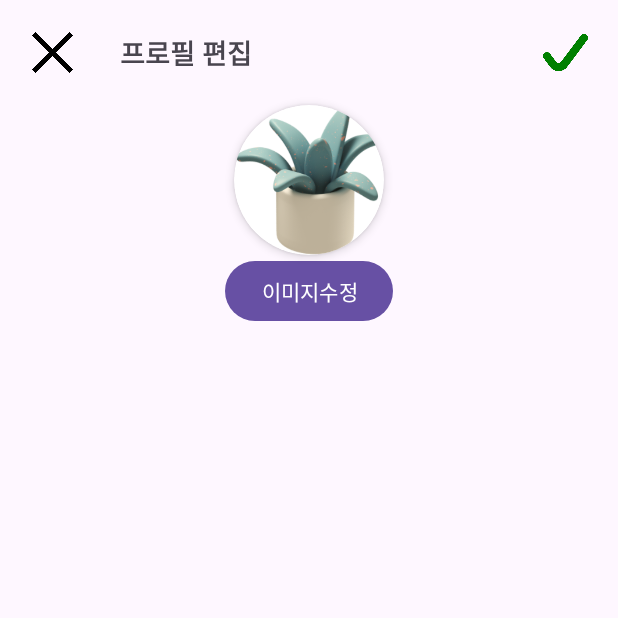
After one commit to devil7861/ProjectTiatS, an Android app: the ProfileEditActivity screen opened directly, with no data from a screen before it, on a phone screen of 412 x 824 dp, the top half of it. The commit adds this screen. Run offline under Robolectric (Android 15) with nearby library versions, the phone set to English and light mode, and no system bars.

Commit message:
ver1.6 수정사항 1. 댓글달기 버튼을 누를때 한번에 작동되게 변경 2. 댓글달기 버튼을 누르면 닫기로 텍스트 변경, 다시 누르면 댓글달기로 변경 3. 프로필페이지에서 프로필수정버튼을 눌러서 프로필 수정페이지로 이동하게 수정
추가사항
1. 프로필수정 페이지(액티비티, 레이아웃) 생성
2. 프로필 이미지 디바이스에서 이미지를 가져와서 선택가능(데이터베이스저장 x)

```diff
--- a/app/src/main/AndroidManifest.xml
+++ b/app/src/main/AndroidManifest.xml
@@ -16,6 +16,9 @@
         android:theme="@style/Theme.NEWPTS"
         android:usesCleartextTraffic="true"
         tools:targetApi="31">
+        <activity
+            android:name=".ProfileFragment.ProfileEditActivity"
+            android:exported="false" />
         <activity
             android:name=".ViewInfoPlantActivity"
             android:exported="false" />
--- a/app/src/main/java/com/jica/newpts/MainFragment/ProfileFragment.java
+++ b/app/src/main/java/com/jica/newpts/MainFragment/ProfileFragment.java
@@ -34,6 +34,7 @@ import com.google.firebase.firestore.QueryDocumentSnapshot;
 import com.google.firebase.firestore.QuerySnapshot;
 import com.jica.newpts.CommunityFragment.CommunitySearchActivity;
 import com.jica.newpts.ProfileFragment.ChatRommListFragment;
+import com.jica.newpts.ProfileFragment.ProfileEditActivity;
 import com.jica.newpts.ProfileFragment.SearchDialog;
 import com.jica.newpts.R;
 import com.jica.newpts.TabLayoutActivity;
@@ -55,7 +56,7 @@ public class ProfileFragment extends Fragment {
     private FirebaseAuth firebaseAuth;
     private FirebaseFirestore db;
     LinearLayout llFPLogoutLayout, llFPMyBoard, llFPLoginWarning, llFPMyWork;
-    Button btnFPGotoLogin, btnFPLogout;
+    Button btnFPGotoLogin, btnFPLogout, btnFPEditProfile;
     String menuChoice[] = {"채팅상대 선택", "채팅접속"};
     List<String> selectUser = new ArrayList<>();
 
@@ -85,6 +86,7 @@ public class ProfileFragment extends Fragment {
         tvFPMyName = view.findViewById(R.id.tvFPMyName);
         llFPLoginWarning = view.findViewById(R.id.llFPLoginWarning);
         llFPMyWork = view.findViewById(R.id.llFPMyWork);
+        btnFPEditProfile = view.findViewById(R.id.btnFPEditProfile);
 
         // 원본데이터 만들기
         MenuData = (List<String>) Arrays.asList("유저채팅", "전문가 등록/취소", "고객센터", "알림센터", "어플설정", "회원탈퇴");
@@ -191,6 +193,13 @@ public class ProfileFragment extends Fragment {
                 } else {
                     Toast.makeText(requireContext(), "채팅기능을 사용하기위해서는\n 로그인을 해주세요", Toast.LENGTH_SHORT).show();
                 }
+            }
+        });
+        btnFPEditProfile.setOnClickListener(new View.OnClickListener() {
+            @Override
+            public void onClick(View view) {
+                Intent intent = new Intent(requireContext(), ProfileEditActivity.class);
+                startActivity(intent);
             }
         });
 
--- /dev/null
+++ b/app/src/main/java/com/jica/newpts/ProfileFragment/ProfileEditActivity.java
@@ -0,0 +1,64 @@
+package com.jica.newpts.ProfileFragment;
+
+import androidx.annotation.Nullable;
+import androidx.appcompat.app.AppCompatActivity;
+import androidx.cardview.widget.CardView;
+
+import android.content.Intent;
+import android.graphics.Bitmap;
+import android.net.Uri;
+import android.os.Bundle;
+import android.provider.MediaStore;
+import android.view.View;
+import android.widget.Button;
+import android.widget.ImageView;
+
+import com.jica.newpts.R;
+
+public class ProfileEditActivity extends AppCompatActivity {
+
+    private CardView cvAPECardView;
+    private ImageView ivAPEProfilePhoto;
+    private Button btnAPEEditPhoto;
+    private static final int PICK_IMAGE_REQUEST = 1;
+
+    @Override
+    protected void onCreate(Bundle savedInstanceState) {
+        super.onCreate(savedInstanceState);
+        setContentView(R.layout.activity_profile_edit);
+
+        cvAPECardView = findViewById(R.id.cvAPECardView);
+        ivAPEProfilePhoto = findViewById(R.id.ivAPEProfilePhoto);
+        btnAPEEditPhoto = findViewById(R.id.btnAPEEditPhoto);
+
+        btnAPEEditPhoto.setOnClickListener(new View.OnClickListener() {
+            @Override
+            public void onClick(View view) {
+                openGallery();
+            }
+        });
+    }
+
+    // 갤러리 열기
+    private void openGallery() {
+        Intent galleryIntent = new Intent(Intent.ACTION_PICK, MediaStore.Images.Media.EXTERNAL_CONTENT_URI);
+        startActivityForResult(galleryIntent, PICK_IMAGE_REQUEST);
+    }
+
+    // 갤러리에서 선택한 이미지 처리
+    @Override
+    protected void onActivityResult(int requestCode, int resultCode, @Nullable Intent data) {
+        super.onActivityResult(requestCode, resultCode, data);
+
+        if (requestCode == PICK_IMAGE_REQUEST && resultCode == RESULT_OK && data != null && data.getData() != null) {
+            Uri imageUri = data.getData();
+            try {
+                // 선택한 이미지를 비트맵으로 로드하여 ImageView에 설정
+                Bitmap bitmap = MediaStore.Images.Media.getBitmap(this.getContentResolver(), imageUri);
+                ivAPEProfilePhoto.setImageBitmap(bitmap);
+            } catch (Exception e) {
+                e.printStackTrace();
+            }
+        }
+    }
+}
--- /dev/null
+++ b/app/src/main/res/layout/activity_profile_edit.xml
@@ -0,0 +1,91 @@
+<?xml version="1.0" encoding="utf-8"?>
+<androidx.constraintlayout.widget.ConstraintLayout xmlns:android="http://schemas.android.com/apk/res/android"
+    xmlns:app="http://schemas.android.com/apk/res-auto"
+    xmlns:tools="http://schemas.android.com/tools"
+    android:layout_width="match_parent"
+    android:layout_height="match_parent"
+    tools:context=".ProfileFragment.ProfileEditActivity">
+
+    <androidx.constraintlayout.widget.ConstraintLayout
+        android:id="@+id/constraintLayout6"
+        android:layout_width="50dp"
+        android:layout_height="50dp"
+        android:layout_marginStart="10dp"
+        android:layout_marginTop="10dp"
+        app:layout_constraintStart_toStartOf="parent"
+        app:layout_constraintTop_toTopOf="parent"
+        tools:context=".ProfileFragment.ProfileEditActivity">
+
+        <ImageView
+            android:id="@+id/imageView45"
+            android:layout_width="wrap_content"
+            android:layout_height="wrap_content"
+            app:layout_constraintBottom_toBottomOf="parent"
+            app:layout_constraintEnd_toEndOf="parent"
+            app:layout_constraintStart_toStartOf="parent"
+            app:layout_constraintTop_toTopOf="parent"
+            app:srcCompat="@drawable/xicon" />
+    </androidx.constraintlayout.widget.ConstraintLayout>
+
+    <androidx.constraintlayout.widget.ConstraintLayout
+        android:id="@+id/constraintLayout8"
+        android:layout_width="30dp"
+        android:layout_height="30dp"
+        android:layout_marginEnd="20dp"
+        app:layout_constraintBottom_toBottomOf="@+id/constraintLayout6"
+        app:layout_constraintEnd_toEndOf="parent"
+        app:layout_constraintTop_toTopOf="@+id/constraintLayout6">
+
+        <ImageView
+            android:id="@+id/imageView48"
+            android:layout_width="wrap_content"
+            android:layout_height="wrap_content"
+            app:layout_constraintBottom_toBottomOf="parent"
+            app:layout_constraintEnd_toEndOf="parent"
+            app:layout_constraintStart_toStartOf="parent"
+            app:layout_constraintTop_toTopOf="parent"
+            app:srcCompat="@drawable/checkedicon" />
+    </androidx.constraintlayout.widget.ConstraintLayout>
+
+    <androidx.cardview.widget.CardView
+        android:id="@+id/cvAPECardView"
+        android:layout_width="100dp"
+        android:layout_height="100dp"
+        android:layout_centerInParent="true"
+        android:layout_marginTop="20dp"
+        app:cardCornerRadius="75dp"
+        app:cardElevation="4dp"
+        app:layout_constraintEnd_toEndOf="parent"
+        app:layout_constraintStart_toStartOf="parent"
+        app:layout_constraintTop_toBottomOf="@+id/constraintLayout8">
+
+        <ImageView
+            android:id="@+id/ivAPEProfilePhoto"
+            android:layout_width="match_parent"
+            android:layout_height="match_parent"
+            android:scaleType="fitXY"
+            android:src="@drawable/plant_sample_large"
+            tools:ignore="ContentDescription" />
+    </androidx.cardview.widget.CardView>
+
+    <TextView
+        android:id="@+id/textView58"
+        android:layout_width="wrap_content"
+        android:layout_height="wrap_content"
+        android:layout_marginStart="20dp"
+        android:text="프로필 편집"
+        android:textSize="18dp"
+        android:textStyle="bold"
+        app:layout_constraintBottom_toBottomOf="@+id/constraintLayout6"
+        app:layout_constraintStart_toEndOf="@+id/constraintLayout6"
+        app:layout_constraintTop_toTopOf="@+id/constraintLayout6" />
+
+    <Button
+        android:id="@+id/btnAPEEditPhoto"
+        android:layout_width="wrap_content"
+        android:layout_height="wrap_content"
+        android:text="이미지수정"
+        app:layout_constraintEnd_toEndOf="@+id/cvAPECardView"
+        app:layout_constraintStart_toStartOf="@+id/cvAPECardView"
+        app:layout_constraintTop_toBottomOf="@+id/cvAPECardView" />
+</androidx.constraintlayout.widget.ConstraintLayout>
--- a/app/src/main/res/layout/fragment_profile.xml
+++ b/app/src/main/res/layout/fragment_profile.xml
@@ -221,7 +221,7 @@
             android:visibility="visible">
 
             <androidx.appcompat.widget.AppCompatButton
-                android:id="@+id/button29"
+                android:id="@+id/btnFPEditProfile"
                 android:layout_width="wrap_content"
                 android:layout_height="wrap_content"
                 android:layout_marginLeft="40dp"
```
Also changed, not shown: app/src/main/res/drawable/checkedicon.png (added), app/src/main/res/drawable/xicon.png (added).
